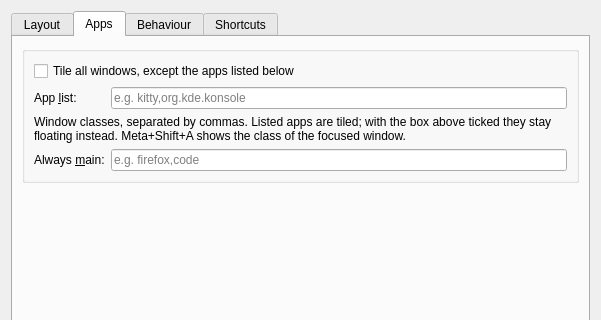
This is package/contents/ui/config.ui in aic0d3r/stacklet as Qt 5 draws it before an edit; both pictures show x 0 to 601 and y 0 to 320 of the 601 by 489 pixel window. The edited form follows.
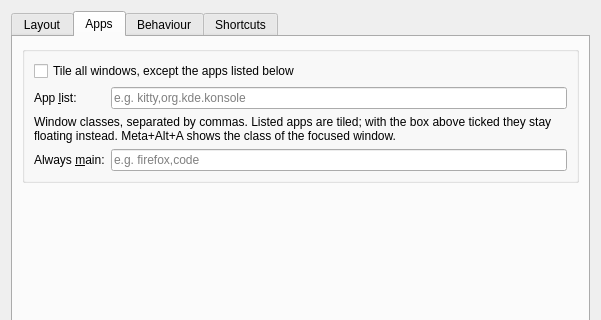
This is the edited form. The open tabs and pages were chosen to show the change. Icons and pictures are not drawn.

Commit message: Move tile/untile app shortcut to Meta+Alt+A (Meta+Shift+A clashes with Plasma's previous activity); bump to 1.0.1

```diff
--- a/package/contents/ui/config.ui
+++ b/package/contents/ui/config.ui
@@ -196,7 +196,7 @@
       <item row="2" column="0" colspan="2">
        <widget class="QLabel" name="classesHint">
         <property name="wordWrap"><bool>true</bool></property>
-        <property name="text"><string>Window classes, separated by commas. Listed apps are tiled; with the box above ticked they stay floating instead. Meta+Shift+A shows the class of the focused window.</string></property>
+        <property name="text"><string>Window classes, separated by commas. Listed apps are tiled; with the box above ticked they stay floating instead. Meta+Alt+A shows the class of the focused window.</string></property>
        </widget>
       </item>
       <item row="3" column="0">
```
Left out of the diff: 2 changed lines with no effect on the pictures. The commit also changes 5 other files.
